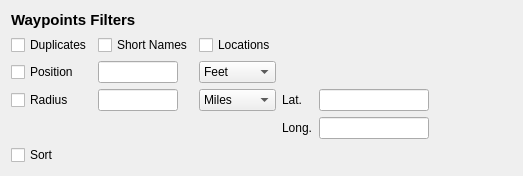
Old version of the form gui/wayptsui.ui in the repository alexbirkett/GPSBabel.
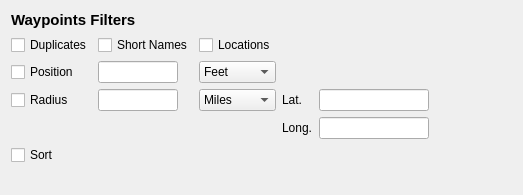
New version of the form.

Commit message: Regenerate all teh *.ui's with Qt 4.5 just to eliminate future merge noise.

What changed in the file:
```diff
--- a/gui/wayptsui.ui
+++ b/gui/wayptsui.ui
@@ -1,12 +1,12 @@
 <ui version="4.0" >
  <class>WayPtsWidget</class>
- <widget class="QWidget" name="WayPtsWidget" >
-  <property name="geometry" >
+ <widget class="QWidget" name="WayPtsWidget">
+  <property name="geometry">
    <rect>
     <x>0</x>
     <y>0</y>
     <width>523</width>
-    <height>171</height>
+    <height>195</height>
    </rect>
   </property>
   <property name="windowTitle" >
```
Left out of the diff: 179 changed lines with no effect on the pictures. The commit also changes 6 other files.
